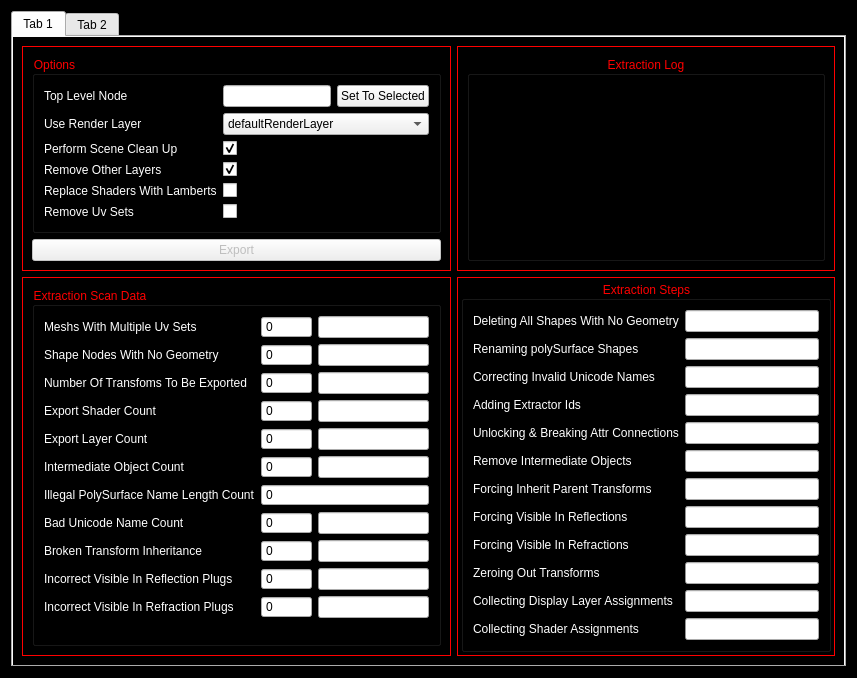
Qt form Scripts/Tools/Asset_Extraction/Alembic_Asset_Extraction_V2.ui (Mayaenite/Maya) before a commit.
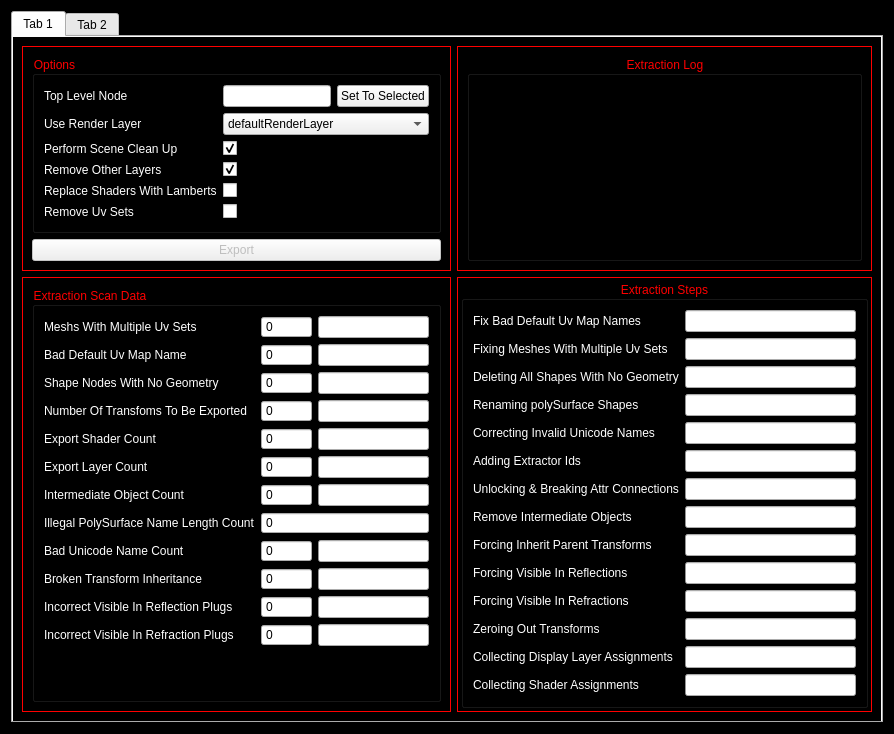
The same form after that commit. Custom widgets are drawn as their Qt base class.

Commit message: new scan for meshes with bad defautl uv set names and bug fix for meshs with no uvsets

Diff of the .ui file:
```diff
--- a/Scripts/Tools/Asset_Extraction/Alembic_Asset_Extraction_V2.ui
+++ b/Scripts/Tools/Asset_Extraction/Alembic_Asset_Extraction_V2.ui
@@ -6,8 +6,8 @@
    <rect>
     <x>0</x>
     <y>0</y>
-    <width>857</width>
-    <height>639</height>
+    <width>894</width>
+    <height>716</height>
    </rect>
   </property>
   <property name="windowTitle">
@@ -250,14 +250,14 @@
              <string>Extraction Scan Data</string>
             </property>
             <layout class="QFormLayout" name="formLayout_2">
-             <item row="1" column="0">
+             <item row="2" column="0">
               <widget class="QLabel" name="shapeNodesWithNoGeometryLabel">
                <property name="text">
                 <string>Shape Nodes With No Geometry</string>
                </property>
               </widget>
              </item>
-             <item row="1" column="1">
+             <item row="2" column="1">
               <layout class="QHBoxLayout" name="horizontalLayout_shapeNodesWithNoGeometry">
                <item>
                 <widget class="QSpinBox" name="shapeNodesWithNoGeometrySpinBox">
@@ -281,14 +281,14 @@
                </item>
               </layout>
              </item>
-             <item row="2" column="0">
+             <item row="3" column="0">
               <widget class="QLabel" name="totalNumberOfTransfomsExportedLabel">
                <property name="text">
                 <string>Number Of Transfoms To Be Exported</string>
                </property>
               </widget>
              </item>
-             <item row="2" column="1">
+             <item row="3" column="1">
               <layout class="QHBoxLayout" name="horizontalLayout_Number_Of_Transfoms_To_Be_Exported">
                <item>
                 <widget class="QSpinBox" name="Number_Of_Transfoms_To_Be_Exported_SpinBox">
@@ -312,14 +312,14 @@
                </item>
               </layout>
              </item>
-             <item row="3" column="0">
+             <item row="4" column="0">
               <widget class="QLabel" name="exportShaderCountLabel">
                <property name="text">
                 <string>Export Shader Count</string>
                </property>
               </widget>
              </item>
-             <item row="3" column="1">
+             <item row="4" column="1">
               <layout class="QHBoxLayout" name="horizontalLayout_exportShaderCount">
                <item>
                 <widget class="QSpinBox" name="exportShaderCountSpinBox">
@@ -343,14 +343,14 @@
                </item>
               </layout>
              </item>
-             <item row="4" column="0">
+             <item row="5" column="0">
               <widget class="QLabel" name="exportLayerCountLabel">
                <property name="text">
                 <string>Export Layer Count</string>
                </property>
               </widget>
              </item>
-             <item row="4" column="1">
+             <item row="5" column="1">
               <layout class="QHBoxLayout" name="horizontalLayout_exportLayerCount">
                <item>
                 <widget class="QSpinBox" name="exportLayerCountSpinBox">
@@ -374,14 +374,14 @@
                </item>
               </layout>
              </item>
-             <item row="5" column="0">
+             <item row="6" column="0">
               <widget class="QLabel" name="intermediateObjectCountLabel">
                <property name="text">
                 <string>Intermediate Object Count</string>
                </property>
               </widget>
              </item>
-             <item row="5" column="1">
+             <item row="6" column="1">
               <layout class="QHBoxLayout" name="horizontalLayout_intermediateObjectCount">
                <item>
                 <widget class="QSpinBox" name="intermediateObjectCountSpinBox">
@@ -405,14 +405,14 @@
                </item>
               </layout>
              </item>
-             <item row="6" column="0">
+             <item row="7" column="0">
               <widget class="QLabel" name="illegalPolySurfaceNameLengthCountLabel">
                <property name="text">
                 <string>Illegal PolySurface Name Length Count</string>
                </property>
               </widget>
              </item>
-             <item row="6" column="1">
+             <item row="7" column="1">
               <widget class="QSpinBox" name="illegalPolySurfaceNameLengthCountSpinBox">
                <property name="readOnly">
                 <bool>true</bool>
@@ -425,14 +425,14 @@
                </property>
               </widget>
              </item>
-             <item row="7" column="0">
+             <item row="8" column="0">
               <widget class="QLabel" name="badUnicodeNameCountLabel">
                <property name="text">
                 <string>Bad Unicode Name Count</string>
                </property>
               </widget>
              </item>
-             <item row="7" column="1">
+             <item row="8" column="1">
               <layout class="QHBoxLayout" name="horizontalLayout_badUnicodeNameCount">
                <item>
                 <widget class="QSpinBox" name="badUnicodeNameCountSpinBox">
@@ -459,14 +459,14 @@
                </item>
               </layout>
              </item>
-             <item row="8" column="0">
+             <item row="9" column="0">
               <widget class="QLabel" name="brokenTransformInheritanceLabel">
                <property name="text">
                 <string>Broken Transform Inheritance</string>
                </property>
               </widget>
              </item>
-             <item row="8" column="1">
+             <item row="9" column="1">
               <layout class="QHBoxLayout" name="horizontalLayout_brokenTransformInheritance">
                <item>
                 <widget class="QSpinBox" name="brokenTransformInheritanceSpinBox">
@@ -493,14 +493,14 @@
                </item>
               </layout>
              </item>
-             <item row="9" column="0">
+             <item row="10" column="0">
               <widget class="QLabel" name="incorrectVisibleInReflectionPlugsLabel">
                <property name="text">
                 <string>Incorrect Visible In Reflection Plugs</string>
                </property>
               </widget>
              </item>
-             <item row="9" column="1">
+             <item row="10" column="1">
               <layout class="QHBoxLayout" name="horizontalLayout_incorrectVisibleInReflectionPlugs">
                <item>
                 <widget class="QSpinBox" name="incorrectVisibleInReflectionPlugsSpinBox">
@@ -527,14 +527,14 @@
                </item>
               </layout>
              </item>
-             <item row="10" column="0">
+             <item row="11" column="0">
               <widget class="QLabel" name="incorrectVisibleInRefractionPlugsLabel">
                <property name="text">
                 <string>Incorrect Visible In Refraction Plugs</string>
                </property>
               </widget>
              </item>
-             <item row="10" column="1">
+             <item row="11" column="1">
               <layout class="QHBoxLayout" name="horizontalLayout_incorrectVisibleInRefractionPlugs">
                <item>
                 <widget class="QSpinBox" name="incorrectVisibleInRefractionPlugsSpinBox">
@@ -589,6 +589,37 @@
                </item>
               </layout>
              </item>
+             <item row="1" column="0">
+              <widget class="QLabel" name="badDefaultUvMapNameLabel">
+               <property name="text">
+                <string>Bad Default Uv Map Name</string>
+               </property>
+              </widget>
+             </item>
+             <item row="1" column="1">
+              <layout class="QHBoxLayout" name="horizontalLayout_badDefaultUvMapName">
+               <item>
+                <widget class="QSpinBox" name="badDefaultUvMapNameSpinBox">
+                 <property name="readOnly">
+                  <bool>true</bool>
+                 </property>
+                 <property name="buttonSymbols">
+                  <enum>QAbstractSpinBox::NoButtons</enum>
+                 </property>
+                 <property name="maximum">
+                  <number>999999</number>
+                 </property>
+                </widget>
+               </item>
+               <item>
+                <widget class="Tickalbe_ProgressBar" name="badDefaultUvMapNameprogressBar">
+                 <property name="value">
+                  <number>0</number>
+                 </property>
+                </widget>
+               </item>
+              </layout>
+             </item>
             </layout>
            </widget>
           </item>
@@ -632,167 +663,195 @@
             </property>
             <layout class="QFormLayout" name="formLayout">
              <item row="0" column="0">
+              <widget class="QLabel" name="fixBadDefaultUvMapNamesLabel">
+               <property name="text">
+                <string>Fix Bad Default Uv Map Names</string>
+               </property>
+              </widget>
+             </item>
+             <item row="0" column="1">
+              <widget class="Tickalbe_ProgressBar" name="fixBadDefaultUvMapName_ProgressBar">
+               <property name="value">
+                <number>0</number>
+               </property>
+              </widget>
+             </item>
+             <item row="1" column="0">
+              <widget class="QLabel" name="fixingMeshesWithMultipleUvSetsLabel">
+               <property name="text">
+                <string>Fixing Meshes With Multiple Uv Sets</string>
+               </property>
+              </widget>
+             </item>
+             <item row="1" column="1">
+              <widget class="Tickalbe_ProgressBar" name="fixingMeshesWithMultipleUvSets_ProgressBar">
+               <property name="value">
+                <number>0</number>
+               </property>
+              </widget>
+             </item>
+             <item row="2" column="0">
               <widget class="QLabel" name="deletingAllShapesWithNoGeometryLabel">
                <property name="text">
                 <string>Deleting All Shapes With No Geometry</string>
                </property>
               </widget>
              </item>
-             <item row="0" column="1">
+             <item row="2" column="1">
               <widget class="Tickalbe_ProgressBar" name="deletingAllShapesWithNoGeometry_ProgressBar">
                <property name="value">
                 <number>0</number>
                </property>
               </widget>
              </item>
-             <item row="1" column="0">
+             <item row="3" column="0">
               <widget class="QLabel" name="renamingPolySurfaceShapesLabel">
                <property name="text">
                 <string>Renaming polySurface Shapes</string>
                </property>
               </widget>
              </item>
-             <item row="1" column="1">
+             <item row="3" column="1">
               <widget class="Tickalbe_ProgressBar" name="renaming_PolySurface_Shapes_ProgressBar">
                <property name="value">
                 <number>0</number>
                </property>
               </widget>
              </item>
-             <item row="2" column="0">
+             <item row="4" column="0">
               <widget class="QLabel" name="correctingInvalidUnicodeNamesLabel">
                <property name="text">
                 <string>Correcting Invalid Unicode Names</string>
                </property>
               </widget>
              </item>
-             <item row="2" column="1">
+             <item row="4" column="1">
               <widget class="Tickalbe_ProgressBar" name="correctingInvalidUnicodeNamesProgressBar">
                <property name="value">
                 <number>0</number>
                </property>
               </widget>
              </item>
-             <item row="3" column="0">
+             <item row="5" column="0">
               <widget class="QLabel" name="addingExtractorIdsLabel">
                <property name="text">
                 <string>Adding Extractor Ids</string>
                </property>
               </widget>
              </item>
-             <item row="3" column="1">
+             <item row="5" column="1">
               <widget class="Tickalbe_ProgressBar" name="apply_Extractor_Ids_ProgressBar">
                <property name="value">
                 <number>0</number>
                </property>
               </widget>
              </item>
-             <item row="4" column="0">
+             <item row="6" column="0">
               <widget class="QLabel" name="unlockingBreakAttrConnectionsLabel">
                <property name="text">
                 <string>Unlocking &amp; Breaking Attr Connections</string>
                </property>
               </widget>
              </item>
-             <item row="4" column="1">
+             <item row="6" column="1">
               <widget class="Tickalbe_ProgressBar" name="unlocking_And_Break_Attr_Connections_ProgressBar">
                <property name="value">
                 <number>0</number>
                </property>
               </widget>
              </item>
-             <item row="5" column="0">
+             <item row="7" column="0">
               <widget class="QLabel" name="removingIntermediateObjectsLabel">
                <property name="text">
                 <string>Remove Intermediate Objects</string>
                </property>
               </widget>
              </item>
-             <item row="5" column="1">
+             <item row="7" column="1">
               <widget class="Tickalbe_ProgressBar" name="removing_Intermediate_Objects_ProgressBar">
                <property name="value">
                 <number>0</number>
                </property>
               </widget>
              </item>
-             <item row="6" column="0">
+             <item row="8" column="0">
               <widget class="QLabel" name="forcingInheritTransformLabel">
                <property name="text">
                 <string>Forcing Inherit Parent Transforms</string>
                </property>
               </widget>
              </item>
-             <item row="6" column="1">
+             <item row="8" column="1">
               <widget class="Tickalbe_ProgressBar" name="fix_Inherit_Transform_ProgressBar">
                <property name="value">
                 <number>0</number>
                </property>
               </widget>
              </item>
-             <item row="7" column="0">
+             <item row="9" column="0">
               <widget class="QLabel" name="forcingVisibleInReflectionsLabel">
                <property name="text">
                 <string>Forcing Visible In Reflections</string>
                </property>
               </widget>
              </item>
-             <item row="7" column="1">
+             <item row="9" column="1">
               <widget class="Tickalbe_ProgressBar" name="fix_VisibleIn_Reflections_ProgressBar">
                <property name="value">
                 <number>0</number>
                </property>
               </widget>
              </item>
-             <item row="8" column="0">
+             <item row="10" column="0">
               <widget class="QLabel" name="forcingVisibleInRefractionsLabel">
                <property name="text">
                 <string>Forcing Visible In Refractions</string>
                </property>
               </widget>
              </item>
-             <item row="8" column="1">
+             <item row="10" column="1">
               <widget class="Tickalbe_ProgressBar" name="fix_Visible_In_Refractions_ProgressBar">
                <property name="value">
                 <number>0</number>
                </property>
               </widget>
              </item>
-             <item row="9" column="0">
+             <item row="11" column="0">
               <widget class="QLabel" name="zeroingOutTransformsLabel">
                <property name="text">
                 <string>Zeroing Out Transforms</string>
                </property>
               </widget>
              </item>
-             <item row="9" column="1">
+             <item row="11" column="1">
               <widget class="Tickalbe_ProgressBar" name="apply_Freeze_Transforms_ProgressBar">
                <property name="value">
                 <number>0</number>
                </property>
               </widget>
              </item>
-             <item row="10" column="0">
+             <item row="12" column="0">
               <widget class="QLabel" name="collectingDisplayLayerAssignmentsLabel">
                <property name="text">
                 <string>Collecting Display Layer Assignments</string>
                </property>
               </widget>
              </item>
-             <item row="10" column="1">
+             <item row="12" column="1">
               <widget class="Tickalbe_ProgressBar" name="collecting_Display_Layer_Assignments_ProgressBar">
                <property name="value">
                 <number>0</number>
                </property>
               </widget>
              </item>
-             <item row="11" column="0">
+             <item row="13" column="0">
               <widget class="QLabel" name="collectingShaderAssignmentsLabel">
                <property name="text">
                 <string>Collecting Shader Assignments</string>
                </property>
               </widget>
              </item>
-             <item row="11" column="1">
+             <item row="13" column="1">
               <widget class="Tickalbe_ProgressBar" name="collecting_Shader_Assignments_ProgressBar">
                <property name="value">
                 <number>0</number>
```
The commit also changes 1 other file.
